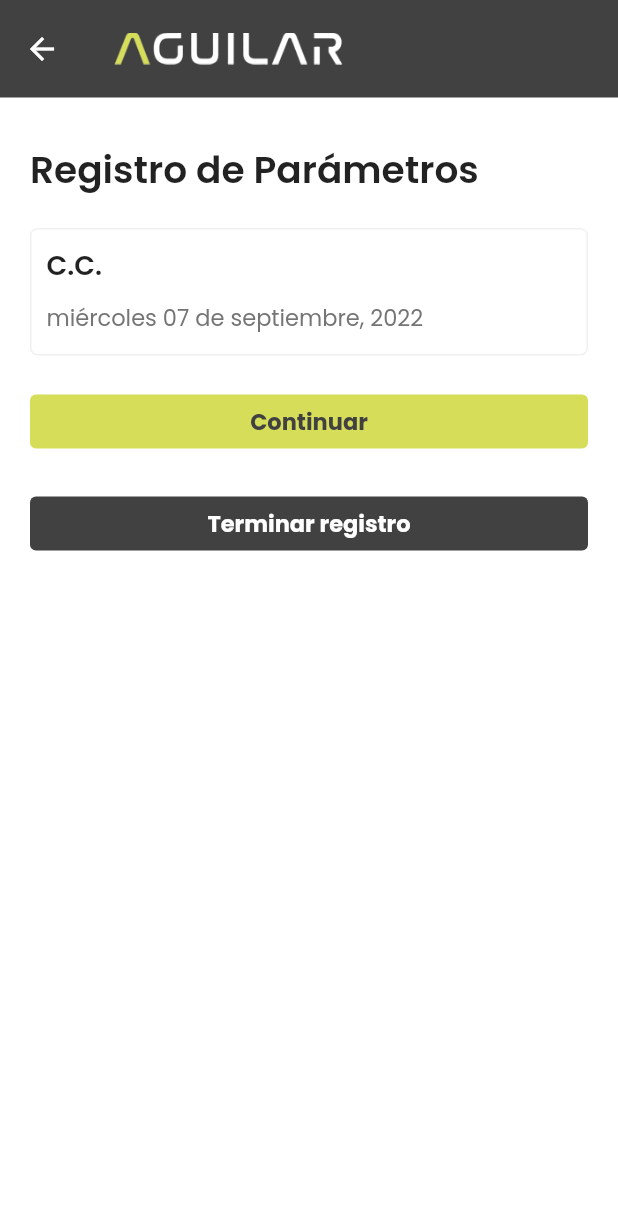
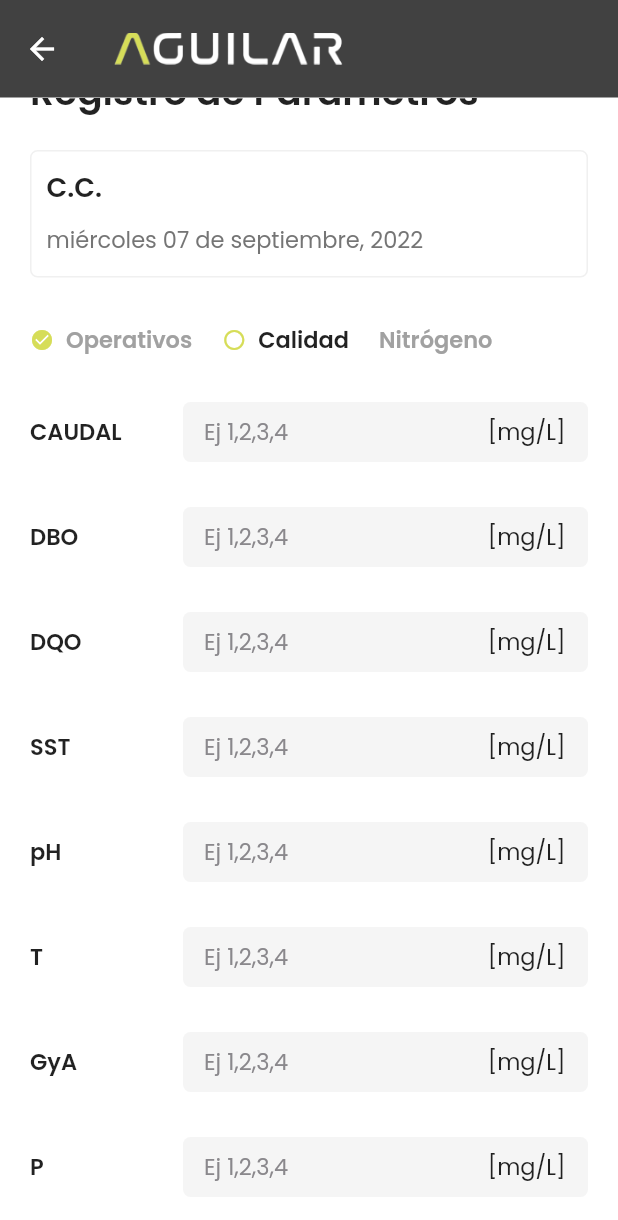
Before and after one commit to GEnriqueGT/plantas_flutter, a Flutter app: the RegisterParametersPage screen opened directly with empty values, scrolled down 52 dp, after a tap on "Continuar", on a phone screen of 412 x 824 dp. Shown: the top 1220 px of the screen. Run offline on Flutter 3.47's test engine with Material 2 defaults, Android fonts, the phone set to English and light mode, and no system bars.

Commit message:
registro pagina

```diff
--- a/lib/src/ui/register_page.dart
+++ b/lib/src/ui/register_page.dart
@@ -33,32 +33,14 @@ class RregisterParametersPageState extends State<RegisterParametersPage> {
       crossAxisAlignment: CrossAxisAlignment.start,
       children: [
         selection(pagina, context),
-        Container(
-          width: MediaQuery.of(context).size.width,
-          padding: const EdgeInsets.fromLTRB(20, 20, 20, 0),
-          child: ElevatedButton(
-              onPressed: () {
-                setState(() {
-                  pagina++;
-                });
-              },
-              style: ElevatedButton.styleFrom(
-                  elevation: 0.0,
-                  primary: const Color(
-                    0xffD6DD58,
-                  )),
-              child: Text("Continuar",
-                  style: TextStyle(
-                      fontWeight: FontWeight.w700,
-                      fontSize: 15,
-                      fontFamily: 'Poppins',
-                      color: const Color(0xff414141)))),
-        ),
+        continueButton(),
         Container(
           width: MediaQuery.of(context).size.width,
           padding: const EdgeInsets.fromLTRB(20, 20, 20, 20),
           child: ElevatedButton(
-              onPressed: () {},
+              onPressed: () {
+                Navigator.pop(context);
+              },
               style: ElevatedButton.styleFrom(
                   elevation: 0.0,
                   primary: const Color(
@@ -73,6 +55,34 @@ class RregisterParametersPageState extends State<RegisterParametersPage> {
         )
       ],
     );
+  }
+
+  continueButton() {
+    if (pagina != 2) {
+      return Container(
+        width: MediaQuery.of(context).size.width,
+        padding: const EdgeInsets.fromLTRB(20, 20, 20, 0),
+        child: ElevatedButton(
+            onPressed: () {
+              setState(() {
+                pagina++;
+              });
+            },
+            style: ElevatedButton.styleFrom(
+                elevation: 0.0,
+                primary: const Color(
+                  0xffD6DD58,
+                )),
+            child: Text("Continuar",
+                style: TextStyle(
+                    fontWeight: FontWeight.w700,
+                    fontSize: 15,
+                    fontFamily: 'Poppins',
+                    color: const Color(0xff414141)))),
+      );
+    } else {
+      return SizedBox();
+    }
   }
 }
 
@@ -152,10 +162,19 @@ Widget titulo(BuildContext context, mallName) {
 }
 
 selection(int pagina, BuildContext context) {
-  if (pagina == 0) {
-    return operativosForm(context);
-  } else {
-    return Container();
+  switch (pagina) {
+    case 0:
+      return operativosForm(context);
+      break;
+
+    case 1:
+      return CalidadForm(context);
+      break;
+    case 2:
+      return nirogenoForm(context);
+      break;
+    default:
+      return Navigator.pop(context);
   }
 }
 
@@ -219,6 +238,151 @@ Widget operativosForm(BuildContext context) {
   );
 }
 
+Widget CalidadForm(BuildContext context) {
+  return Column(
+    crossAxisAlignment: CrossAxisAlignment.start,
+    children: [
+      Padding(
+        padding: const EdgeInsets.fromLTRB(20, 30, 20, 10),
+        child: Row(
+          crossAxisAlignment: CrossAxisAlignment.center,
+          children: [
+            Icon(
+              Icons.check_circle,
+              size: 16,
+              color: Color(0xffD6DD58),
+            ),
+            Padding(
+              padding: const EdgeInsets.only(left: 8.0),
+              child: Text(
+                "Operativos",
+                style: TextStyle(
+                    fontWeight: FontWeight.w600,
+                    fontSize: 15,
+                    fontFamily: 'Poppins',
+                    color: Color(0xffA1A1A1)),
+              ),
+            ),
+            Padding(
+              padding: const EdgeInsets.only(left: 20.0),
+              child: Icon(
+                Icons.circle_outlined,
+                size: 16,
+                color: Color(0xffD6DD58),
+              ),
+            ),
+            Padding(
+              padding: const EdgeInsets.only(left: 8.0),
+              child: Text(
+                "Calidad",
+                style: TextStyle(
+                  fontWeight: FontWeight.w600,
+                  fontSize: 15,
+                  fontFamily: 'Poppins',
+                ),
+              ),
+            ),
+            Padding(
+              padding: const EdgeInsets.only(left: 20.0),
+              child: Text(
+                "Nitrógeno",
+                style: TextStyle(
+                    fontWeight: FontWeight.w600,
+                    fontSize: 15,
+                    fontFamily: 'Poppins',
+                    color: Color(0xffA1A1A1)),
+              ),
+            ),
+          ],
+        ),
+      ),
+      campo("CAUDAL", "[mg/L]"),
+      campo("DBO", "[mg/L]"),
+      campo("DQO", "[mg/L]"),
+      campo("SST", "[mg/L]"),
+      campo("pH", "[mg/L]"),
+      campo("T", "[mg/L]"),
+      campo("GyA", "[mg/L]"),
+      campo("P", "[mg/L]"),
+    ],
+  );
+}
+
+Widget nirogenoForm(BuildContext context) {
+  return Column(
+    crossAxisAlignment: CrossAxisAlignment.start,
+    children: [
+      Padding(
+        padding: const EdgeInsets.fromLTRB(20, 30, 20, 10),
+        child: Row(
+          crossAxisAlignment: CrossAxisAlignment.center,
+          children: [
+            Icon(
+              Icons.check_circle,
+              size: 16,
+              color: Color(0xffD6DD58),
+            ),
+            Padding(
+              padding: const EdgeInsets.only(left: 8.0),
+              child: Text(
+                "Operativos",
+                style: TextStyle(
+                    fontWeight: FontWeight.w600,
+                    fontSize: 15,
+                    fontFamily: 'Poppins',
+                    color: Color(0xffA1A1A1)),
+              ),
+            ),
+            Padding(
+              padding: const EdgeInsets.only(left: 20.0),
+              child: Icon(
+                Icons.check_circle,
+                size: 16,
+                color: Color(0xffD6DD58),
+              ),
+            ),
+            Padding(
+              padding: const EdgeInsets.only(left: 8.0),
+              child: Text(
+                "Calidad",
+                style: TextStyle(
+                    fontWeight: FontWeight.w600,
+                    fontSize: 15,
+                    fontFamily: 'Poppins',
+                    color: Color(0xffA1A1A1)),
+              ),
+            ),
+            Padding(
+              padding: const EdgeInsets.only(left: 20.0),
+              child: Icon(
+                Icons.circle_outlined,
+                size: 16,
+                color: Color(0xffD6DD58),
+              ),
+            ),
+            Padding(
+              padding: const EdgeInsets.only(left: 8.0),
+              child: Text(
+                "Nitrógeno",
+                style: TextStyle(
+                  fontWeight: FontWeight.w600,
+                  fontSize: 15,
+                  fontFamily: 'Poppins',
+                ),
+              ),
+            ),
+          ],
+        ),
+      ),
+      campo("NT", "[mg/L]"),
+      campo("NH4", "[mg/L]"),
+      campo("NO3", "[mg/L]"),
+      campo("NO2", "[mg/L]"),
+      campo("NKT", "[mg/L]")
+    ],
+  );
+}
+
 Widget campo(String description, [String sufix = ""]) {
   return Padding(
     padding: const EdgeInsets.fromLTRB(20, 20, 20, 10),
```
